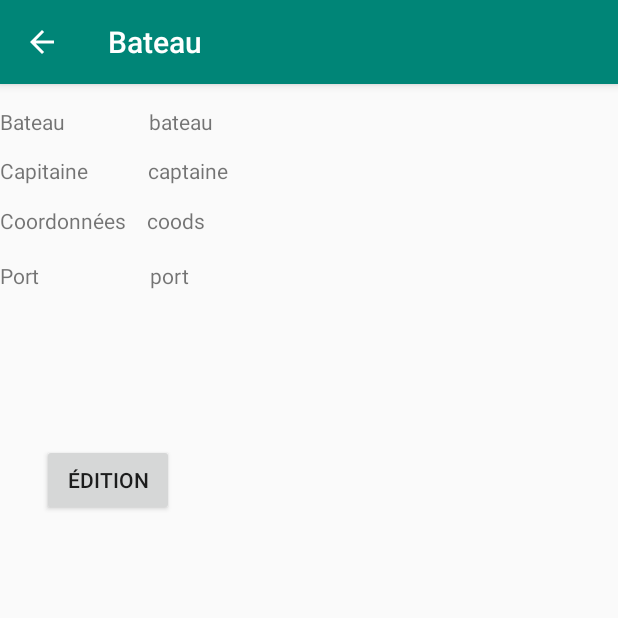
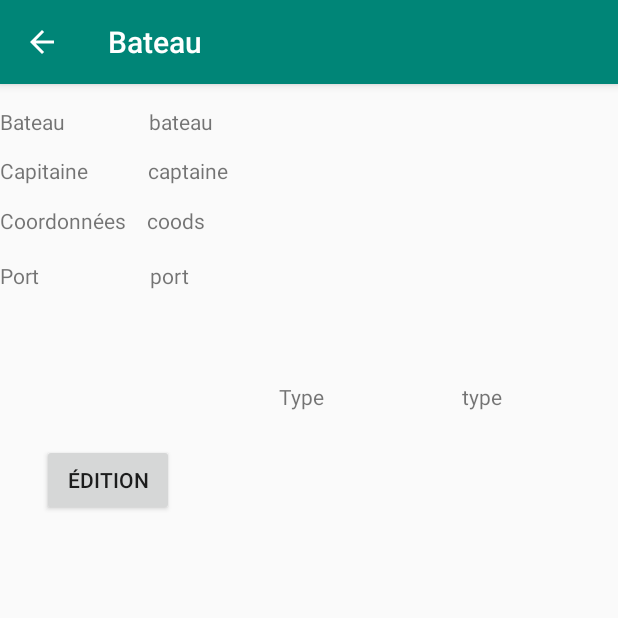
Before and after one commit to thomas-miceli/flotte-bateaux, an Android app: the BoatActivity screen opened directly, with no data from a screen before it, on a phone screen of 412 x 824 dp, the top half of it. Run offline under Robolectric (Android 15) with nearby library versions, the phone set to English and light mode, and no system bars; our stand-ins replace Firebase (no records; nobody signed in at launch, a user with empty details on screens opened directly); 1 statement that could not run was skipped.

Commit message:
ajout type

```diff
--- a/app/src/main/java/ovh/tomus/iut/flotte/Activities/BoatActivity.kt
+++ b/app/src/main/java/ovh/tomus/iut/flotte/Activities/BoatActivity.kt
@@ -62,10 +62,15 @@ class BoatActivity : AppCompatActivity() {
             captainName.text = containerShip["captainName"].toString()
             coords.text = "[" + geopoint.latitude.toString() + "° N, " + geopoint.longitude.toString() + "° E]"
             val portref = containerShip["port"] as DocumentReference
+            val typeref = containerShip["boatType"] as DocumentReference
 
             // Load port
             db.document(portref.path).get().addOnSuccessListener { port ->
                 portText.text = port["name"].toString()
+            }
+
+            db.document(typeref.path).get().addOnSuccessListener { type ->
+                typeText.text = type["name"].toString()
             }
         }
 
--- a/app/src/main/java/ovh/tomus/iut/flotte/Activities/ListActivity.kt
+++ b/app/src/main/java/ovh/tomus/iut/flotte/Activities/ListActivity.kt
@@ -36,18 +36,18 @@ class ListActivity : AppCompatActivity() {
         db.collection("containerShips").get().addOnCompleteListener{ task ->
             if (task.isSuccessful) {
                 for (boat in task.result!!) {
-                    showBoat(boat.data["boatName"].toString(), boat.reference.path)
+                    showBoat(boat.data["boatName"].toString(), boat.data["captainName"].toString(), boat.reference.path)
                 }
             }
         }
     }
 
     @SuppressLint("SetTextI18n")
-    fun showBoat(nomBateau : String, docref : String){
+    fun showBoat(nomBateau : String, nomCapitaine : String, docref : String){
         val button = Button(this)
 
         button.layoutParams = ConstraintLayout.LayoutParams(ConstraintLayout.LayoutParams.WRAP_CONTENT, ConstraintLayout.LayoutParams.WRAP_CONTENT)
-        button.text = nomBateau
+        button.text = nomBateau + " - " + nomCapitaine
         button.id = generateViewId()
 
         button.setOnClickListener {
--- a/app/src/main/res/layout/activity_boat.xml
+++ b/app/src/main/res/layout/activity_boat.xml
@@ -71,4 +71,21 @@
         app:layout_constraintStart_toStartOf="parent" android:layout_marginStart="27dp" android:onClick="edit"
         app:layout_constraintEnd_toEndOf="parent" android:layout_marginEnd="296dp" android:layout_marginBottom="463dp"
         app:layout_constraintBottom_toBottomOf="parent"/>
+    <TextView
+            android:text="Type"
+            android:layout_width="wrap_content"
+            android:layout_height="wrap_content"
+            android:id="@+id/textView5" android:layout_marginStart="60dp"
+            app:layout_constraintStart_toEndOf="@+id/portText" app:layout_constraintTop_toTopOf="parent"
+            android:layout_marginTop="116dp" app:layout_constraintEnd_toStartOf="@+id/textView6"
+            android:layout_marginEnd="44dp" android:layout_marginBottom="468dp"
+            app:layout_constraintBottom_toBottomOf="parent"/>
+    <TextView
+            android:text="type"
+            android:layout_width="wrap_content"
+            android:layout_height="wrap_content"
+            android:id="@+id/typeText"
+            app:layout_constraintTop_toTopOf="parent"
+            android:layout_marginTop="116dp" app:layout_constraintEnd_toEndOf="parent" android:layout_marginEnd="77dp"
+            android:layout_marginBottom="468dp" app:layout_constraintBottom_toBottomOf="parent"/>
 </android.support.constraint.ConstraintLayout>
```
Also changed, not shown: app/src/main/java/ovh/tomus/iut/flotte/Activities/BoatEditorActivity.kt (+23 -1 lines), app/src/main/res/layout/activity_boat_editor.xml (+16 -7 lines).
